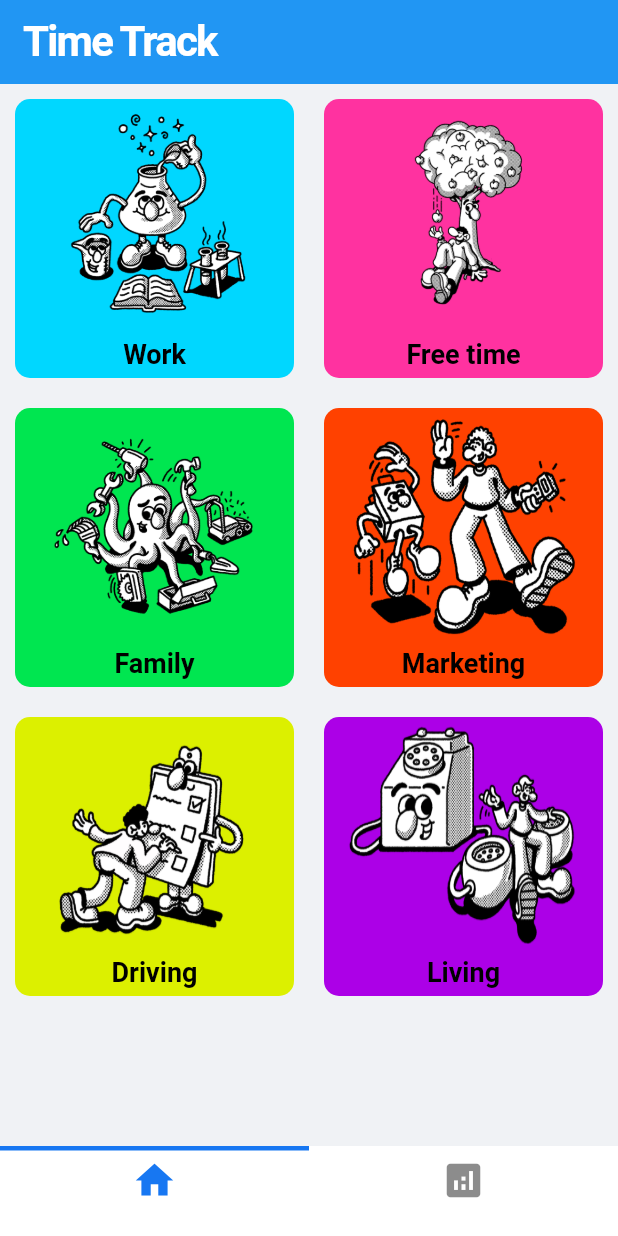
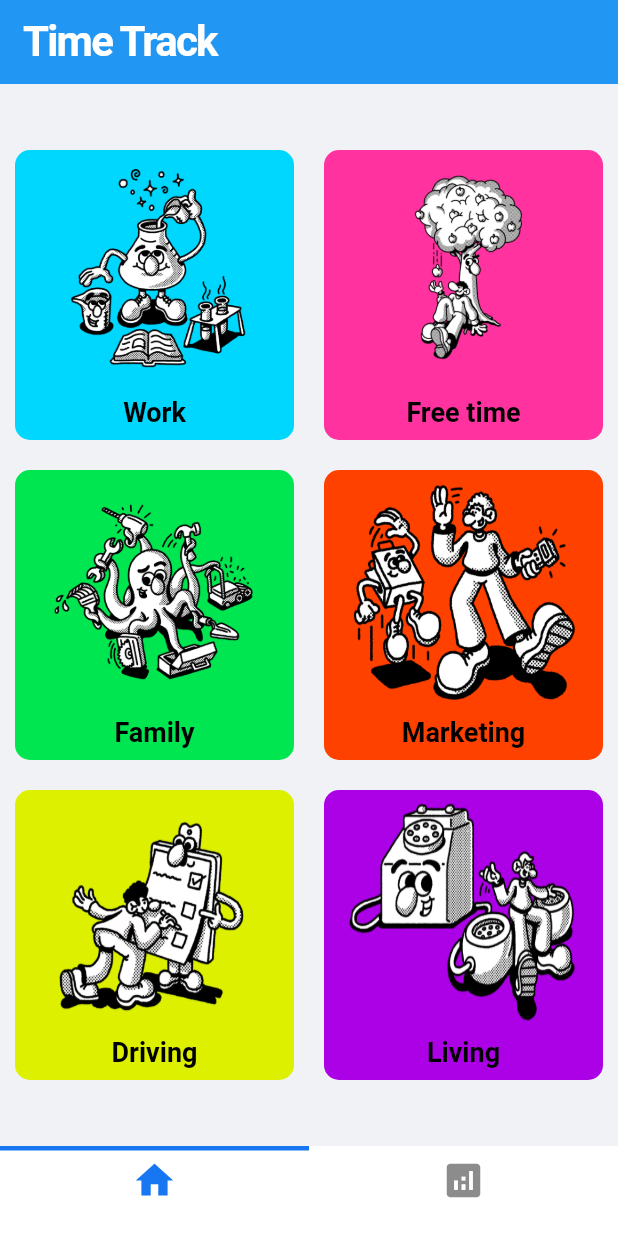
Before and after one commit to nirkaufman/tito-client, a Flutter app: the screen it shows after launch, on a phone screen of 412 x 824 dp. Run offline on Flutter 3.47's test engine with Material 2 defaults, Android fonts, the phone set to English and light mode, and no system bars; our stand-ins replace fl_chart.

Commit message:
Fix categories page fit

```diff
--- a/tito_app/lib/widgets/categories.dart
+++ b/tito_app/lib/widgets/categories.dart
@@ -9,14 +9,27 @@ class Categories extends StatelessWidget {
 
   @override
   Widget build(BuildContext context) {
-    return Container(
+    final size = MediaQuery.of(context).size;
+    final double itemHeight = (size.height -
+            kToolbarHeight -
+            kBottomNavigationBarHeight -
+            kTextTabBarHeight -
+            24) /
+        3;
+    final double itemWidth = size.width / 2;
+    return Center(
+      child: Container(
           child: GridView.count(
         crossAxisCount: 2,
+        physics: ClampingScrollPhysics(),
+        childAspectRatio: (itemWidth / itemHeight),
+        shrinkWrap: true,
         children: List.generate(6, (index) {
           return CategoryItem(
             category: categories[index],
           );
         }),
-    ));
+      )),
+    );
   }
 }
```
Lines whose indentation alone changed are shown as unchanged.
